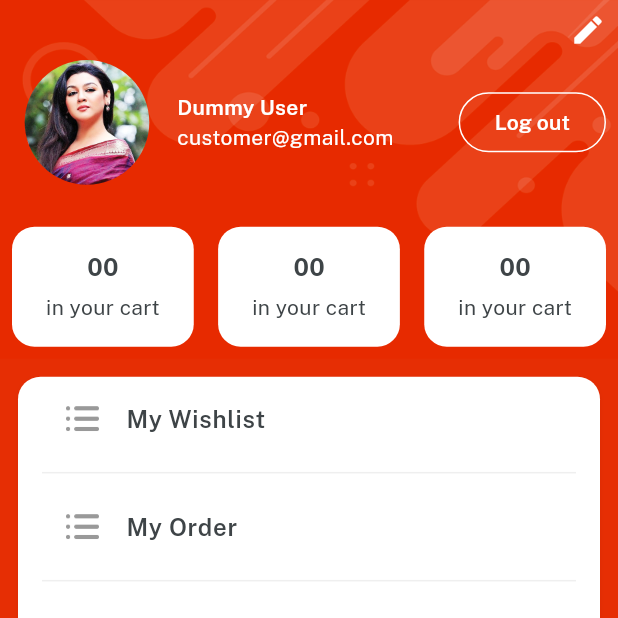
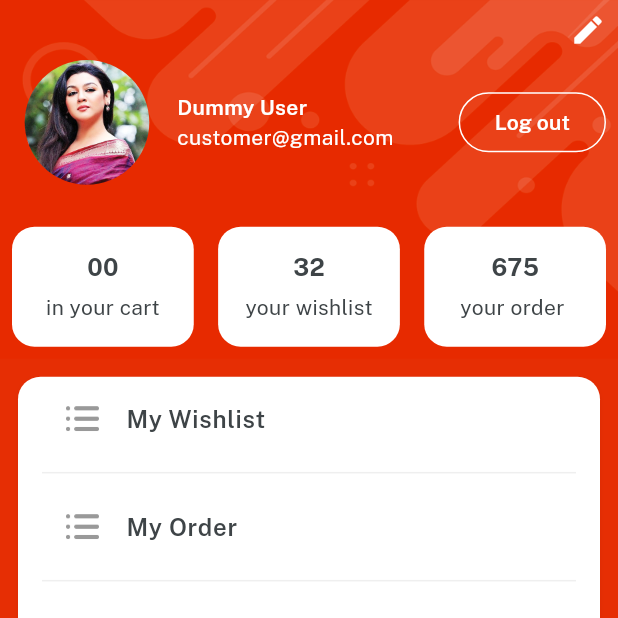
Before and after one commit to swagatapal/e_commerce_app, a Flutter app: the ProfileScreen screen opened directly, on a phone screen of 412 x 824 dp, the top half of it. Run offline on Flutter 3.47's test engine with Material 3 defaults, Android fonts, the phone set to English and light mode, and no system bars; our stand-ins replace get, velocity_x.

Commit message:
rest of the category ui and profile ui1

```diff
--- a/lib/views/Profile_Screen/component/details.card.dart
+++ b/lib/views/Profile_Screen/component/details.card.dart
@@ -7,9 +7,9 @@ Widget detailsCard({width, String? count, String ? title}){
   return Column(
     mainAxisAlignment: MainAxisAlignment.center,
     children: [
-      "00".text.fontFamily(bold).color(darkFontGrey).size(16).make(),
+      count!.text.fontFamily(bold).color(darkFontGrey).size(16).make(),
       5.heightBox,
-      "in your cart".text.color(darkFontGrey).make(),
+      title!.text.color(darkFontGrey).make(),
     ],
   ).box.white.rounded.width(width).height(80).padding(EdgeInsets.all(4)).make();
 
```
